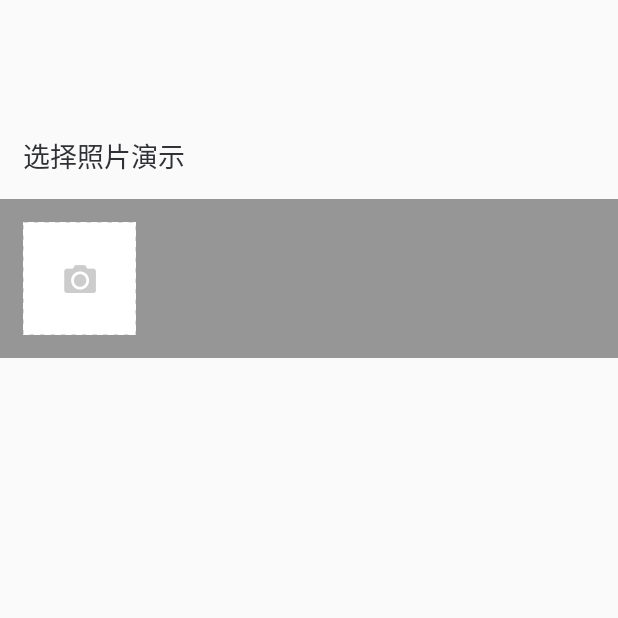
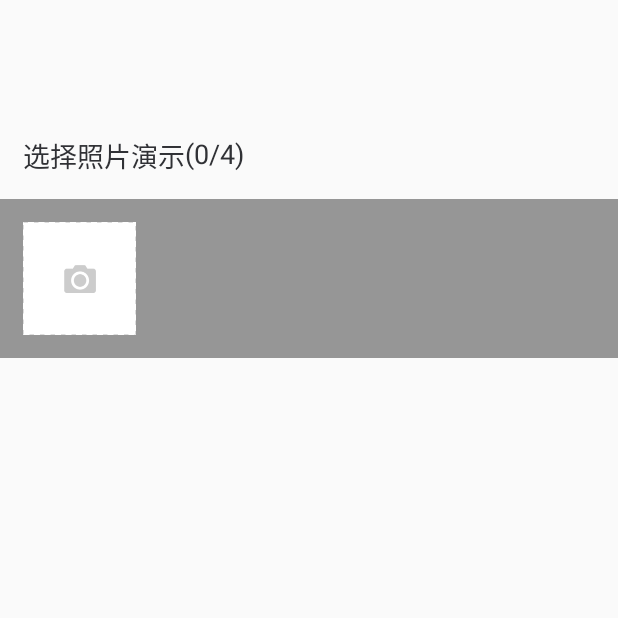
Before and after one commit to oxsource/MediaPicker, an Android app: the screen it shows after launch (MainActivity), on a phone screen of 412 x 824 dp, the top half of it. Run offline under Robolectric (Android 15) with nearby library versions, the phone set to English and light mode, and no system bars; pictures from the network do not load.

Commit message:
修复照片选择变化监听bug

```diff
--- a/app/src/main/java/pizzk/media/picker/demo/MainActivity.kt
+++ b/app/src/main/java/pizzk/media/picker/demo/MainActivity.kt
@@ -1,22 +1,28 @@
 package pizzk.media.picker.demo
 
+import android.annotation.SuppressLint
 import android.os.Bundle
 import android.support.v7.app.AppCompatActivity
 import android.view.ViewGroup
+import android.widget.TextView
 import pizzk.media.picker.widget.PhotoGroupView
 
 class MainActivity : AppCompatActivity() {
 
+    @SuppressLint("SetTextI18n")
     override fun onCreate(savedInstanceState: Bundle?) {
         super.onCreate(savedInstanceState)
         setContentView(R.layout.activity_main)
         val photoGroup: PhotoGroupView = findViewById(R.id.photoGroup)
         val size: Int = resources.getDimensionPixelSize(R.dimen.x75)
+        val tvHint: TextView = findViewById(R.id.tvHint)
         val lp: ViewGroup.LayoutParams = ViewGroup.LayoutParams(size, size)
         val special: PhotoGroupView.Special = PhotoGroupView.Special(
                 this@MainActivity, lp = lp, limit = 4,
                 authority = getString(R.string.file_provider), column = 4
         )
-        photoGroup.build(special)
+        photoGroup.setup(special) {
+            tvHint.text = "(${it.selectCount()}/${special.limit})"
+        }
     }
 }
--- a/app/src/main/res/layout/activity_main.xml
+++ b/app/src/main/res/layout/activity_main.xml
@@ -1,5 +1,5 @@
 <?xml version="1.0" encoding="utf-8"?>
-<LinearLayout
+<RelativeLayout
     xmlns:android="http://schemas.android.com/apk/res/android"
     xmlns:tools="http://schemas.android.com/tools"
     android:layout_width="match_parent"
@@ -8,6 +8,7 @@
     tools:context=".MainActivity">
 
     <TextView
+        android:id="@+id/tvTitle"
         android:layout_width="wrap_content"
         android:layout_height="wrap_content"
         android:layout_marginBottom="@dimen/pick_media_activity_margin"
@@ -17,14 +18,25 @@
         android:textColor="@color/pick_chose_text_color"
         android:textSize="18sp"/>
 
+    <TextView
+        android:id="@+id/tvHint"
+        android:layout_width="wrap_content"
+        android:layout_height="wrap_content"
+        android:layout_alignTop="@+id/tvTitle"
+        android:layout_toRightOf="@+id/tvTitle"
+        android:text=""
+        android:textColor="@color/pick_chose_text_color"
+        android:textSize="18sp"/>
+
     <pizzk.media.picker.widget.PhotoGroupView
         android:id="@+id/photoGroup"
         android:layout_width="match_parent"
         android:layout_height="wrap_content"
+        android:layout_below="@+id/tvTitle"
         android:background="@color/album_item_mask"
         android:paddingBottom="@dimen/pick_media_activity_margin"
         android:paddingLeft="@dimen/pick_media_activity_margin"
         android:paddingRight="@dimen/pick_media_activity_margin"
         android:paddingTop="@dimen/pick_media_activity_margin"/>
 
-</LinearLayout>
+</RelativeLayout>
--- a/picker/src/main/java/pizzk/media/picker/adapter/PhotoGroupAdapter.kt
+++ b/picker/src/main/java/pizzk/media/picker/adapter/PhotoGroupAdapter.kt
@@ -57,9 +57,9 @@ class PhotoGroupAdapter(context: Context, fixedList: List<PhotoItem>?, lp: ViewG
     }
 
     //更新图片
-    fun update(list: List<String>?, limit: Int) {
-        if (limit <= 0) return
-        if (null == list || list.isEmpty()) return
+    fun update(list: List<String>?, limit: Int): Boolean {
+        if (limit <= 0) return false
+        if (null == list || list.isEmpty()) return false
         if (isAppend) {
             getList().clear()
             for (i: Int in 0 until min(limit, list.size)) {
@@ -76,6 +76,7 @@ class PhotoGroupAdapter(context: Context, fixedList: List<PhotoItem>?, lp: ViewG
         }
         notifyDataSetChanged()
         changeBlock(this)
+        return true
     }
 
     fun selects(): List<String> {
--- a/picker/src/main/java/pizzk/media/picker/widget/PhotoGroupView.kt
+++ b/picker/src/main/java/pizzk/media/picker/widget/PhotoGroupView.kt
@@ -34,15 +34,15 @@ class PhotoGroupView : RecyclerView {
             context.getString(R.string.pick_chose_album)
     )
 
-    fun build(special: Special, history: List<String>? = null, changed: (PhotoGroupAdapter) -> Unit = {}) {
+    fun setup(special: Special, history: List<String>? = null, changed: (PhotoGroupAdapter) -> Unit = {}) {
         val manager = object : GridLayoutManager(context, special.column) {
             override fun isAutoMeasureEnabled(): Boolean = true
         }
         this.layoutManager = manager
         val pAdapter = PhotoGroupAdapter(context, special.fixed, special.lp)
         pAdapter.setChangeBlock(changed)
-        if (null != history && history.isNotEmpty()) {
-            pAdapter.update(history, special.limit)
+        if (!pAdapter.update(history, special.limit)) {
+            changed(pAdapter)
         }
         this.adapter = pAdapter
         //配置Adapter
```
